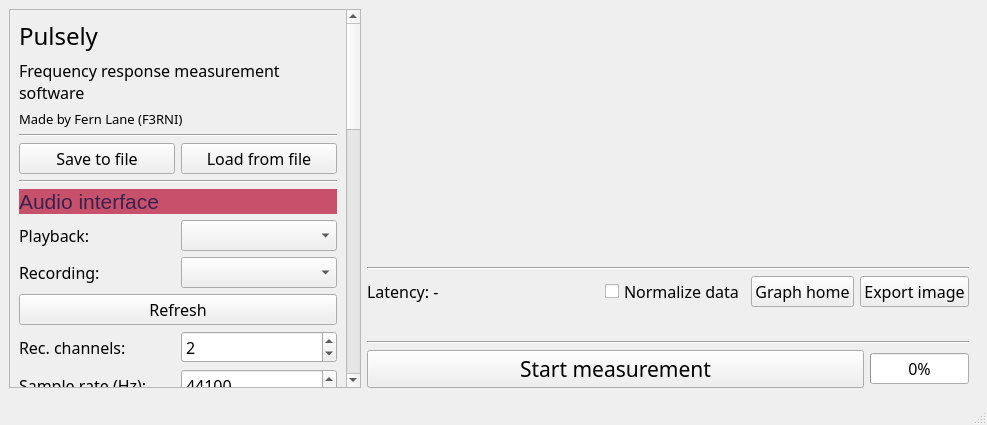
The window that gui.ui (F33RNI/SonicEval) describes before a commit, drawn with Qt 5.
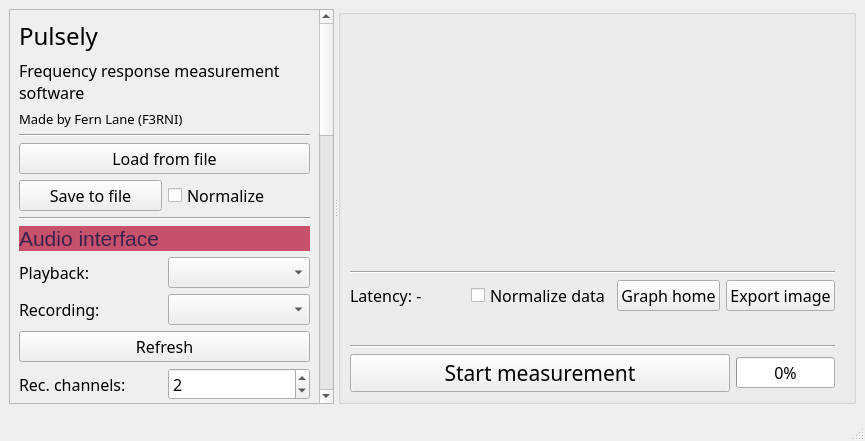
The same window after the commit. Custom widgets are drawn as their Qt base class.

Commit message: Make settings area resizable

Patch:
```diff
--- a/gui.ui
+++ b/gui.ui
@@ -6,8 +6,8 @@
    <rect>
     <x>0</x>
     <y>0</y>
-    <width>987</width>
-    <height>425</height>
+    <width>865</width>
+    <height>441</height>
    </rect>
   </property>
   <property name="font">
@@ -25,6 +25,16 @@
   <widget class="QWidget" name="centralwidget">
    <layout class="QHBoxLayout" name="horizontalLayout_17">
     <item>
+     <widget class="QSplitter" name="splitter">
+      <property name="sizePolicy">
+       <sizepolicy hsizetype="Expanding" vsizetype="Preferred">
+        <horstretch>10</horstretch>
+        <verstretch>0</verstretch>
+       </sizepolicy>
+      </property>
+      <property name="orientation">
+       <enum>Qt::Horizontal</enum>
+      </property>
      <widget class="QScrollArea" name="settings_area">
       <property name="enabled">
        <bool>true</bool>
@@ -43,7 +53,7 @@
       </property>
       <property name="maximumSize">
        <size>
-        <width>352</width>
+         <width>16777215</width>
         <height>16777215</height>
        </size>
       </property>
@@ -54,9 +64,9 @@
        <property name="geometry">
         <rect>
          <x>0</x>
-         <y>-779</y>
-         <width>333</width>
-         <height>1143</height>
+          <y>-416</y>
+          <width>406</width>
+          <height>1176</height>
         </rect>
        </property>
        <layout class="QVBoxLayout" name="verticalLayout">
@@ -101,6 +111,13 @@
           </property>
          </widget>
         </item>
+         <item>
+          <widget class="QPushButton" name="btn_load_from_file">
+           <property name="text">
+            <string>Load from file</string>
+           </property>
+          </widget>
+         </item>
         <item>
          <layout class="QHBoxLayout" name="horizontalLayout_3">
           <item>
@@ -111,9 +128,9 @@
            </widget>
           </item>
           <item>
-           <widget class="QPushButton" name="btn_load_from_file">
+            <widget class="QCheckBox" name="cbox_normalize_to_save">
             <property name="text">
-             <string>Load from file</string>
+              <string>Normalize</string>
             </property>
            </widget>
           </item>
@@ -720,7 +737,17 @@
        </layout>
       </widget>
      </widget>
-    </item>
+      <widget class="QGroupBox" name="groupBox">
+       <property name="sizePolicy">
+        <sizepolicy hsizetype="Expanding" vsizetype="Preferred">
+         <horstretch>0</horstretch>
+         <verstretch>0</verstretch>
+        </sizepolicy>
+       </property>
+       <property name="title">
+        <string/>
+       </property>
+       <layout class="QVBoxLayout" name="verticalLayout_3">
     <item>
      <layout class="QVBoxLayout" name="verticalLayout_2">
       <property name="leftMargin">
@@ -859,6 +886,10 @@
     </item>
    </layout>
   </widget>
+     </widget>
+    </item>
+   </layout>
+  </widget>
   <widget class="QMenuBar" name="menubar">
    <property name="geometry">
     <rect>
```
Left out of the diff: 2 changed lines with no effect on the pictures. Lines whose indentation alone changed are shown as unchanged.
